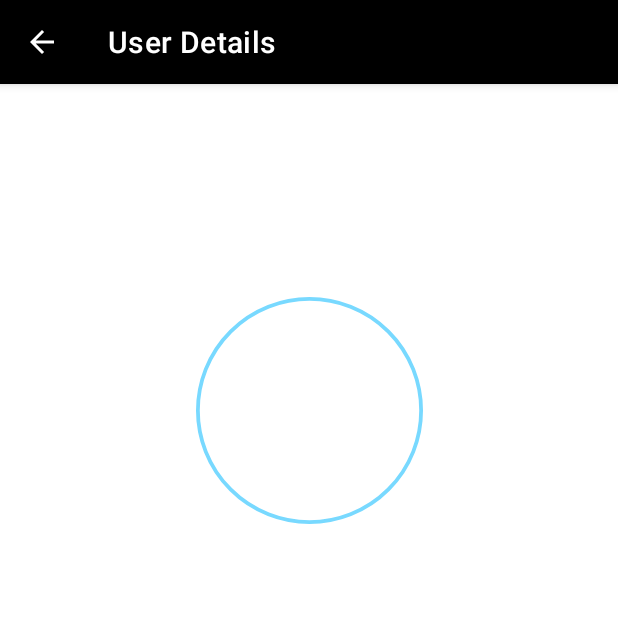
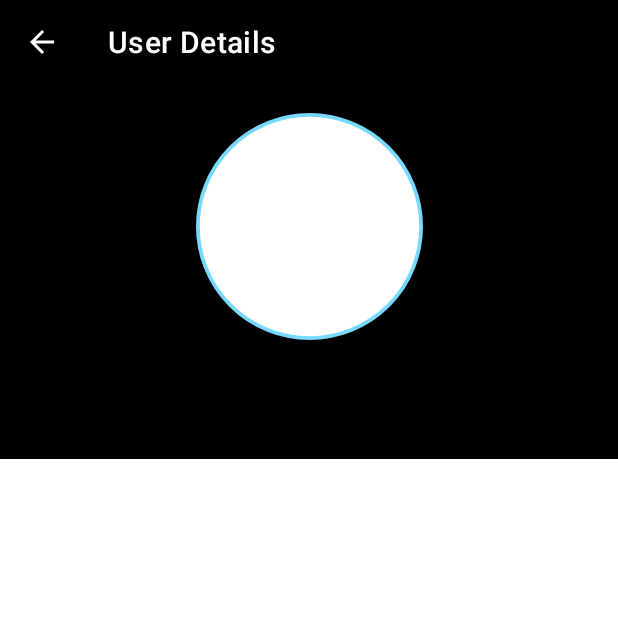
Before and after one commit to issacpeter/UserListApp, an Android app: the UserDetailActivity screen opened directly, with no data from a screen before it, on a phone screen of 412 x 824 dp, the top half of it. Run offline under Robolectric (Android 15) with nearby library versions, the phone set to English and light mode, and no system bars; our stand-ins replace Dagger/Hilt's generated code, data binding, paging; pictures from the network do not load; 1 statement that could not run was skipped.

Commit message:
detail UI changes

```diff
--- a/app/src/main/res/layout/activity_user_detail.xml
+++ b/app/src/main/res/layout/activity_user_detail.xml
@@ -12,14 +12,24 @@
         android:layout_width="match_parent"
         android:layout_height="match_parent">
 
+        <View
+            android:id="@+id/userImageBg"
+            android:layout_width="0dp"
+            android:layout_height="250dp"
+            app:layout_constraintTop_toTopOf="parent"
+            app:layout_constraintStart_toStartOf="parent"
+            app:layout_constraintEnd_toEndOf="parent"
+            android:background="@color/black"
+            />
+
         <ImageView
             android:id="@+id/userImageBorder"
             android:layout_width="151dp"
             android:layout_height="151dp"
-            app:layout_constraintTop_toTopOf="parent"
-            app:layout_constraintStart_toStartOf="parent"
-            app:layout_constraintEnd_toEndOf="parent"
-            app:layout_constraintBottom_toTopOf="@+id/userName"
+            app:layout_constraintTop_toTopOf="@+id/userImage"
+            app:layout_constraintStart_toStartOf="@+id/userImage"
+            app:layout_constraintEnd_toEndOf="@+id/userImage"
+            app:layout_constraintBottom_toBottomOf="@+id/userImage"
             app:layout_constraintVertical_bias="0.5"
             app:layout_constraintDimensionRatio="1:1"
             android:src="@drawable/circle"
@@ -29,6 +39,7 @@
             android:id="@+id/userImage"
             android:layout_width="150dp"
             android:layout_height="150dp"
+            android:layout_margin="20dp"
             app:layout_constraintTop_toTopOf="parent"
             app:layout_constraintStart_toStartOf="parent"
             app:layout_constraintEnd_toEndOf="parent"
@@ -44,10 +55,37 @@
             android:text="@{user.firstName}"
             android:textSize="20sp"
             android:textStyle="bold"
+            android:textColor="@color/teal_700"
+            android:layout_margin="10dp"
             app:layout_constraintStart_toStartOf="parent"
             app:layout_constraintEnd_toEndOf="parent"
             app:layout_constraintTop_toBottomOf="@+id/userImage"
-            app:layout_constraintBottom_toTopOf="@+id/userAddress"
+            />
+
+        <TextView
+            android:id="@+id/userMobile"
+            android:layout_width="wrap_content"
+            android:layout_height="wrap_content"
+            android:text="@{user.phone}"
+            android:textSize="15sp"
+            android:layout_marginTop="20dp"
+            app:layout_constraintStart_toStartOf="parent"
+            app:layout_constraintEnd_toEndOf="parent"
+            app:layout_constraintTop_toBottomOf="@+id/userImageBg"
+            app:layout_constraintBottom_toTopOf="@+id/userEmail"
+            />
+
+        <TextView
+            android:id="@+id/userEmail"
+            android:layout_width="wrap_content"
+            android:layout_height="wrap_content"
+            android:text="@{user.email}"
+            android:textSize="15sp"
+            android:layout_marginTop="20dp"
+            app:layout_constraintStart_toStartOf="parent"
+            app:layout_constraintEnd_toEndOf="parent"
+            app:layout_constraintTop_toBottomOf="@+id/userMobile"
+            app:layout_constraintBottom_toBottomOf="@+id/userAddress"
             />
 
         <TextView
@@ -56,10 +94,10 @@
             android:layout_height="wrap_content"
             android:text="@{user.address.address}"
             android:textSize="15sp"
+            android:layout_marginTop="20dp"
             app:layout_constraintStart_toStartOf="parent"
             app:layout_constraintEnd_toEndOf="parent"
-            app:layout_constraintTop_toBottomOf="@+id/userName"
-            app:layout_constraintBottom_toBottomOf="parent"
+            app:layout_constraintTop_toBottomOf="@+id/userEmail"
             />
 
         <ProgressBar
```
